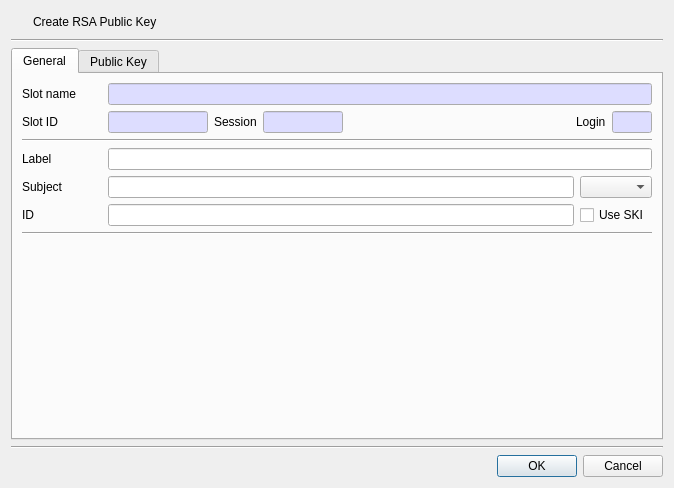
jykim74/CryptokiMan, file CryptokiMan/create_rsa_pub_key_dlg.ui: the form before one commit.
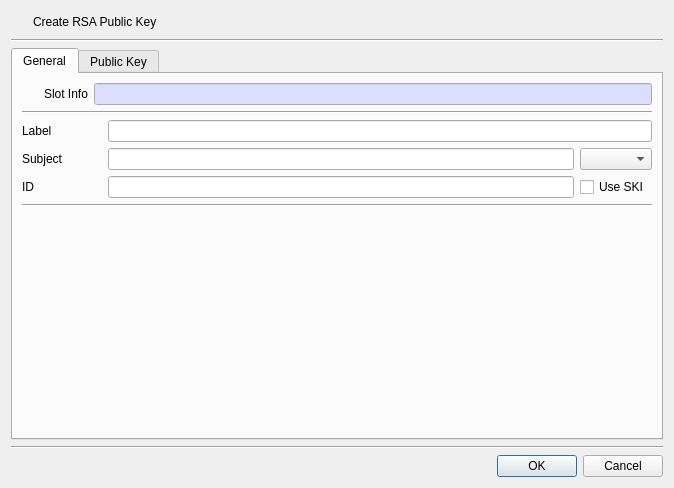
The form after the commit. Icons and pictures are not drawn.

Patch:
```diff
--- a/CryptokiMan/create_rsa_pub_key_dlg.ui
+++ b/CryptokiMan/create_rsa_pub_key_dlg.ui
@@ -73,21 +73,21 @@
          <property name="topMargin">
           <number>0</number>
          </property>
-         <item row="0" column="0">
+         <item row="0" column="1">
           <widget class="QLabel" name="label">
            <property name="minimumSize">
             <size>
-             <width>80</width>
+             <width>0</width>
              <height>0</height>
             </size>
            </property>
            <property name="text">
-            <string>Slot name</string>
+            <string>Slot Info</string>
            </property>
           </widget>
          </item>
-         <item row="0" column="1">
-          <widget class="QLineEdit" name="mSlotNameText">
+         <item row="0" column="2">
+          <widget class="QLineEdit" name="mSlotInfoText">
            <property name="palette">
             <palette>
              <active>
@@ -120,203 +120,32 @@
            </property>
           </widget>
          </item>
-        </layout>
-       </item>
-       <item>
-        <layout class="QGridLayout" name="gridLayout_3">
-         <property name="topMargin">
-          <number>0</number>
-         </property>
-         <item row="0" column="1">
-          <widget class="QLineEdit" name="mSlotIDText">
-           <property name="maximumSize">
-            <size>
-             <width>100</width>
-             <height>16777215</height>
-            </size>
-           </property>
-           <property name="palette">
-            <palette>
-             <active>
-              <colorrole role="Base">
-               <brush brushstyle="SolidPattern">
-                <color alpha="255">
-                 <red>221</red>
-                 <green>221</green>
-                 <blue>255</blue>
-                </color>
-               </brush>
-              </colorrole>
-             </active>
-             <inactive>
-              <colorrole role="Base">
-               <brush brushstyle="SolidPattern">
-                <color alpha="255">
-                 <red>221</red>
-                 <green>221</green>
-                 <blue>255</blue>
-                </color>
-               </brush>
-              </colorrole>
-             </inactive>
-             <disabled>
-              <colorrole role="Base">
-               <brush brushstyle="SolidPattern">
-                <color alpha="255">
-                 <red>240</red>
-                 <green>240</green>
-                 <blue>240</blue>
-                </color>
-               </brush>
-              </colorrole>
-             </disabled>
-            </palette>
-           </property>
-           <property name="readOnly">
-            <bool>true</bool>
-           </property>
-          </widget>
-         </item>
          <item row="0" column="0">
-          <widget class="QLabel" name="label_3">
+          <widget class="QPushButton" name="mSlotBtn">
            <property name="minimumSize">
             <size>
-             <width>80</width>
+             <width>16</width>
              <height>0</height>
             </size>
            </property>
-           <property name="text">
-            <string>Slot ID</string>
-           </property>
-          </widget>
-         </item>
-         <item row="0" column="3">
-          <widget class="QLineEdit" name="mSessionText">
            <property name="maximumSize">
             <size>
-             <width>80</width>
+             <width>16</width>
              <height>16777215</height>
             </size>
            </property>
-           <property name="palette">
-            <palette>
-             <active>
-              <colorrole role="Base">
-               <brush brushstyle="SolidPattern">
-                <color alpha="255">
-                 <red>221</red>
-                 <green>221</green>
-                 <blue>255</blue>
-                </color>
-               </brush>
-              </colorrole>
-             </active>
-             <inactive>
-              <colorrole role="Base">
-               <brush brushstyle="SolidPattern">
-                <color alpha="255">
-                 <red>221</red>
-                 <green>221</green>
-                 <blue>255</blue>
-                </color>
-               </brush>
-              </colorrole>
-             </inactive>
-             <disabled>
-              <colorrole role="Base">
-               <brush brushstyle="SolidPattern">
-                <color alpha="255">
-                 <red>240</red>
-                 <green>240</green>
-                 <blue>240</blue>
-                </color>
-               </brush>
-              </colorrole>
-             </disabled>
-            </palette>
+           <property name="text">
+            <string/>
            </property>
-           <property name="readOnly">
-            <bool>true</bool>
+           <property name="icon">
+            <iconset resource="cryptokiman.qrc">
+             <normaloff>:/images/slot.png</normaloff>:/images/slot.png</iconset>
            </property>
-          </widget>
-         </item>
-         <item row="0" column="6">
-          <widget class="QLineEdit" name="mLoginText">
-           <property name="maximumSize">
-            <size>
-             <width>40</width>
-             <height>16777215</height>
-            </size>
-           </property>
-           <property name="palette">
-            <palette>
-             <active>
-              <colorrole role="Base">
-               <brush brushstyle="SolidPattern">
-                <color alpha="255">
-                 <red>221</red>
-                 <green>221</green>
-                 <blue>255</blue>
-                </color>
-               </brush>
-              </colorrole>
-             </active>
-             <inactive>
-              <colorrole role="Base">
-               <brush brushstyle="SolidPattern">
-                <color alpha="255">
-                 <red>221</red>
-                 <green>221</green>
-                 <blue>255</blue>
-                </color>
-               </brush>
-              </colorrole>
-             </inactive>
-             <disabled>
-              <colorrole role="Base">
-               <brush brushstyle="SolidPattern">
-                <color alpha="255">
-                 <red>240</red>
-                 <green>240</green>
-                 <blue>240</blue>
-                </color>
-               </brush>
-              </colorrole>
-             </disabled>
-            </palette>
-           </property>
-           <property name="readOnly">
+           <property name="flat">
             <bool>true</bool>
            </property>
           </widget>
          </item>
-         <item row="0" column="2">
-          <widget class="QLabel" name="label_4">
-           <property name="text">
-            <string>Session</string>
-           </property>
-          </widget>
-         </item>
-         <item row="0" column="5">
-          <widget class="QLabel" name="label_5">
-           <property name="text">
-            <string>Login</string>
-           </property>
-          </widget>
-         </item>
-         <item row="0" column="4">
-          <spacer name="horizontalSpacer">
-           <property name="orientation">
-            <enum>Qt::Horizontal</enum>
-           </property>
-           <property name="sizeHint" stdset="0">
-            <size>
-             <width>40</width>
-             <height>20</height>
-            </size>
-           </property>
-          </spacer>
-         </item>
         </layout>
        </item>
        <item>
```
Left out of the diff: 5 changed lines with no effect on the pictures.
